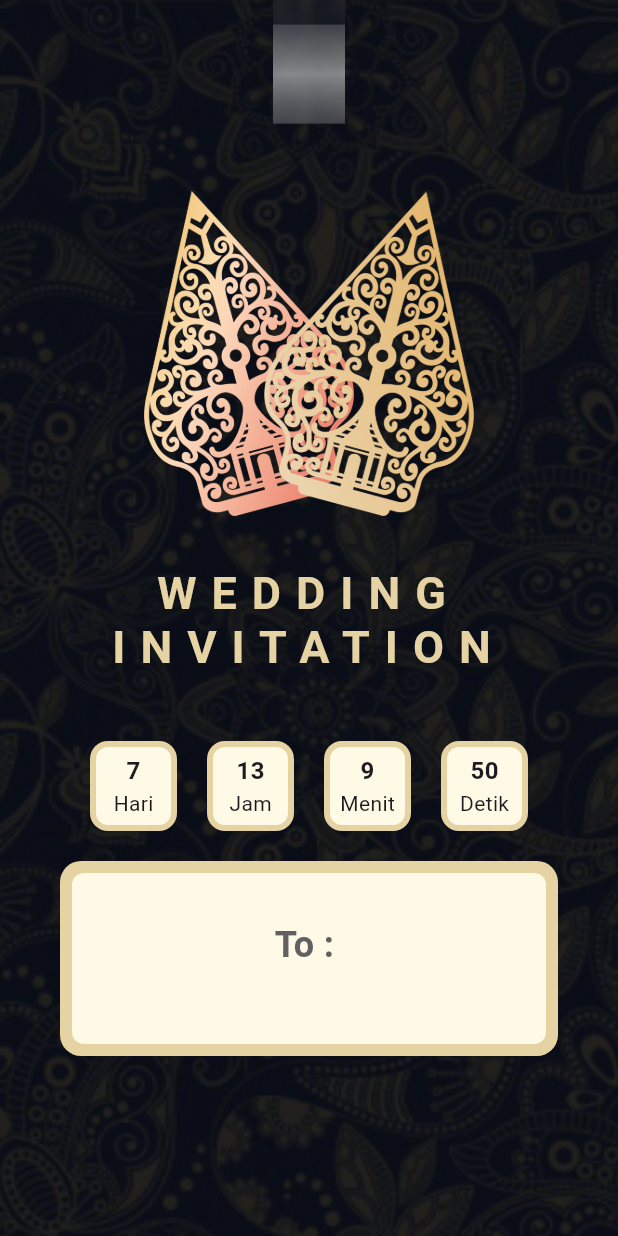
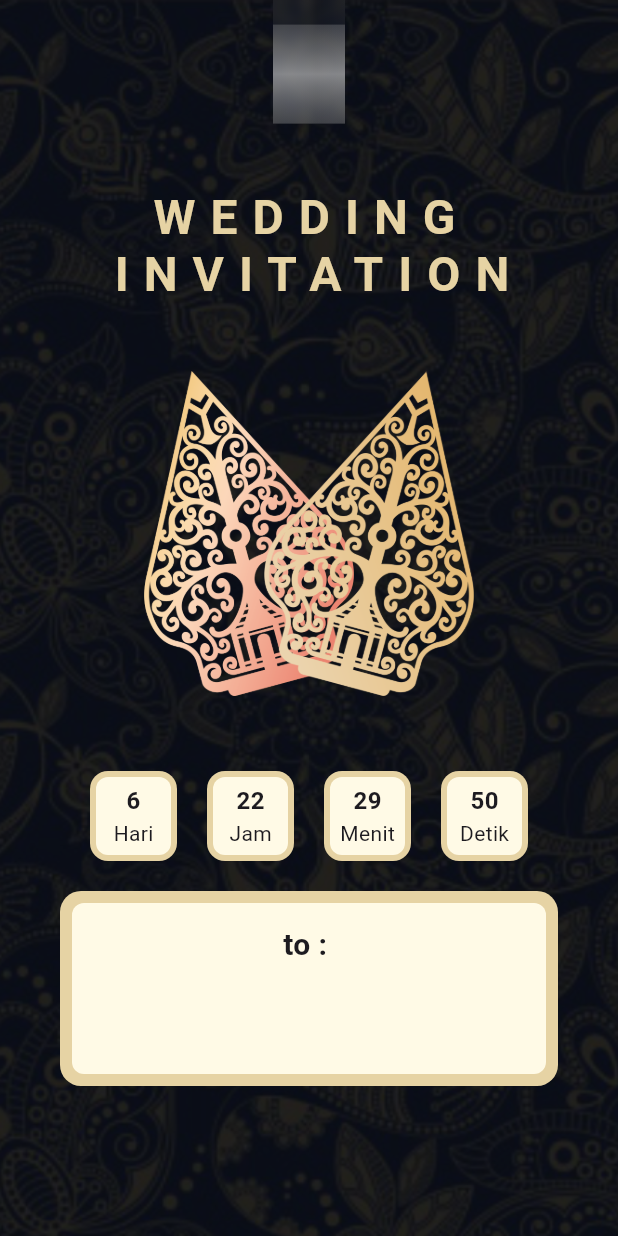
Before and after one commit to faequl96/invitation_app, a Flutter app: the screen it shows after launch, after a tap on "Buka Segel Undangan", on a phone screen of 412 x 824 dp. Run offline on Flutter 3.47's test engine with Material 3 defaults, Android fonts, the phone set to English and light mode, and no system bars.

Commit message:
page1 & some adjustment

```diff
--- a/lib/app.dart
+++ b/lib/app.dart
@@ -61,7 +61,7 @@ class _AppState extends State<App> {
       home: Scaffold(
         body: Stack(
           children: [
-            const Page1(),
+            Page1(scrollValue: scrollValue),
             Container(
               height: size.height,
               width: size.width,
@@ -102,18 +102,21 @@ class _AppState extends State<App> {
               child: const RightBackground(isTransparent: true),
             ),
             Positioned(
-              bottom: 350 - (scrollValue / 14),
+              bottom: 600 + (scrollValue / 14),
               child: SizedBox(
                 width: size.width,
                 height: 120,
-                child: Center(
-                  child: Opacity(
+                child: Row(
+                  mainAxisAlignment: MainAxisAlignment.center,
+                  children: [
+                    const SizedBox(width: 4),
+                    Opacity(
                       opacity: flashValue,
                       child: const Text(
                         "WEDDING\nINVITATION",
                         textAlign: TextAlign.center,
                         style: TextStyle(
-                        fontSize: 30,
+                          fontSize: 32,
                           fontWeight: FontWeight.bold,
                           color: Color.fromARGB(255, 230, 211, 164),
                           height: 1.2,
@@ -121,6 +124,7 @@ class _AppState extends State<App> {
                         ),
                       ),
                     ),
+                  ],
                 ),
               ),
             ),
@@ -136,7 +140,7 @@ class _AppState extends State<App> {
                   ? dCScrollValue2.yMove
                   : dCScrollValue2.yMove < 40
                       ? 40
-                      : 270,
+                      : 250,
               child: const CountDown(unitTimeType: UnitTimeType.Hour),
             ),
             Positioned(
@@ -151,7 +155,7 @@ class _AppState extends State<App> {
                   ? dCScrollValue2.yMove
                   : dCScrollValue2.yMove < 40
                       ? 40
-                      : 270,
+                      : 250,
               child: const CountDown(unitTimeType: UnitTimeType.Minute),
             ),
             Positioned(
@@ -166,7 +170,7 @@ class _AppState extends State<App> {
                   ? dCScrollValue1.yMove
                   : dCScrollValue1.yMove < 40
                       ? 40
-                      : 270,
+                      : 250,
               child: const CountDown(unitTimeType: UnitTimeType.Second),
             ),
             Positioned(
@@ -181,7 +185,7 @@ class _AppState extends State<App> {
                   ? dCScrollValue1.yMove
                   : dCScrollValue1.yMove < 40
                       ? 40
-                      : 270,
+                      : 250,
               child: const CountDown(unitTimeType: UnitTimeType.Day),
             ),
             if (scrollValue == 0)
@@ -192,11 +196,10 @@ class _AppState extends State<App> {
                   height: 60,
                   child: Center(
                     child: Text(
-                      "To : $_toName",
-                      style: TextStyle(
-                        fontSize: 24,
+                      "to : $_toName",
+                      style: const TextStyle(
+                        fontSize: 20,
                         fontWeight: FontWeight.bold,
-                        color: Colors.grey.shade700,
                       ),
                     ),
                   ),
@@ -267,10 +270,10 @@ class _AppState extends State<App> {
   void _setCountdownScrollValue() {
     final Size size = MediaQuery.of(context).size;
 
-    dCScrollValue1 = DateCountdownScrollValue(xMove: 60, yMove: 270);
+    dCScrollValue1 = DateCountdownScrollValue(xMove: 60, yMove: 250);
     dCScrollValue2 = DateCountdownScrollValue(
       xMove: 80 + ((size.width - 180) / 4),
-      yMove: 270,
+      yMove: 250,
     );
     setState(() {});
   }
@@ -287,33 +290,33 @@ class _AppState extends State<App> {
         _pageController.offset <= size.height / 3) {
       dCScrollValue1 = DateCountdownScrollValue(
         xMove: 60 + _pageController.offset,
-        yMove: 270,
+        yMove: 250,
       );
       dCScrollValue2 = DateCountdownScrollValue(
         xMove: (80 + ((size.width - 180) / 4)) + _pageController.offset,
-        yMove: 270,
+        yMove: 250,
       );
     } else if (_pageController.offset > size.height / 3 &&
         _pageController.offset <= (size.height / 3) * 2) {
       dCScrollValue1 = DateCountdownScrollValue(
         xMove: ((size.width / 2) - (((size.width - 180) / 4) / 2)),
-        yMove: 270 - (_pageController.offset - (size.height / 3)),
+        yMove: 250 - (_pageController.offset - (size.height / 3)),
       );
       dCScrollValue2 = DateCountdownScrollValue(
         xMove: ((size.width / 2) - (((size.width - 180) / 4) / 2)),
-        yMove: 270 - (_pageController.offset - (size.height / 3)),
+        yMove: 250 - (_pageController.offset - (size.height / 3)),
       );
-    } else if (_pageController.offset > size.height / 3 &&
+    } else if (_pageController.offset > (size.height / 3) * 2 &&
         _pageController.offset <= (size.height / 3) * 3) {
       dCScrollValue1 = DateCountdownScrollValue(
         xMove: ((size.width / 2) - (((size.width - 180) / 4) / 2)) -
             (_pageController.offset - ((size.height / 3) * 2)),
-        yMove: 270 - (_pageController.offset - (size.height / 3)),
+        yMove: 250 - (_pageController.offset - (size.height / 3)),
       );
       dCScrollValue2 = DateCountdownScrollValue(
         xMove: ((size.width / 2) - (((size.width - 180) / 4) / 2)) -
             (_pageController.offset - ((size.height / 3) * 2)),
-        yMove: 270 - (_pageController.offset - (size.height / 3)),
+        yMove: 250 - (_pageController.offset - (size.height / 3)),
       );
     }
 
--- a/lib/main.dart
+++ b/lib/main.dart
@@ -1,6 +1,9 @@
 import 'package:flutter/material.dart';
+import 'package:intl/date_symbol_data_local.dart';
 import 'package:invitation_app/app.dart';
 
 void main() {
+  initializeDateFormatting("id_ID");
+
   runApp(const App());
 }
--- a/lib/pages/cover_page/countdown.dart
+++ b/lib/pages/cover_page/countdown.dart
@@ -15,7 +15,7 @@ class CountDown extends StatefulWidget {
 class _CountDownState extends State<CountDown> {
   late Timer _timer;
 
-  final DateTime dateTime = DateTime(2024, 3, 10, 23, 40);
+  final DateTime dateTime = DateTime(2024, 3, 10, 9);
 
   String day = "";
   String hour = "";
--- a/lib/pages/cover_page/left_bg.dart
+++ b/lib/pages/cover_page/left_bg.dart
@@ -44,7 +44,7 @@ class LeftBackground extends StatelessWidget {
                 ),
                 Positioned(
                   right: 0,
-                  bottom: 120,
+                  bottom: 100,
                   child: Container(
                     height: 130,
                     width: size.width / 2 - 40,
@@ -88,7 +88,7 @@ class LeftBackground extends StatelessWidget {
                 ),
                 const Positioned(
                   right: -30,
-                  bottom: 480,
+                  bottom: 360,
                   child: Image(
                     width: 140,
                     fit: BoxFit.cover,
--- a/lib/pages/cover_page/right_bg.dart
+++ b/lib/pages/cover_page/right_bg.dart
@@ -50,7 +50,7 @@ class RightBackground extends StatelessWidget {
                     ? const SizedBox.shrink()
                     : Positioned(
                         left: 0,
-                        bottom: 120,
+                        bottom: 100,
                         child: Container(
                           height: 130,
                           width: size.width / 2 - 40,
@@ -99,7 +99,7 @@ class RightBackground extends StatelessWidget {
                 isTransparent == true
                     ? const Positioned(
                         left: -30,
-                        bottom: 480,
+                        bottom: 360,
                         child: Image(
                           width: 140,
                           fit: BoxFit.cover,
--- a/lib/pages/cover_page/swipe_up.dart
+++ b/lib/pages/cover_page/swipe_up.dart
@@ -14,19 +14,19 @@ class SwipeUp extends StatefulWidget {
 class _SwipeUpState extends State<SwipeUp> {
   late Timer _timer;
 
-  double arrow1 = 36;
-  double arrow2 = 50;
+  double arrow1 = 26;
+  double arrow2 = 40;
 
   bool isShowed = false;
 
   void periodic() {
     _timer = Timer.periodic(const Duration(milliseconds: 300), (timer) {
       if (timer.tick % 2 == 0) {
-        arrow1 = 166;
-        arrow2 = 180;
+        arrow1 = 116;
+        arrow2 = 130;
       } else {
-        arrow1 = 36;
-        arrow2 = 50;
+        arrow1 = 26;
+        arrow2 = 40;
         isShowed = !isShowed;
       }
 
@@ -87,7 +87,7 @@ class _SwipeUpState extends State<SwipeUp> {
                 )
               : const SizedBox.shrink(),
           const Positioned(
-            bottom: 16,
+            bottom: 12,
             child: Text(
               "Geser ke atas",
               style: TextStyle(color: Color.fromARGB(255, 230, 211, 164)),
--- a/lib/pages/page_1/page_1.dart
+++ b/lib/pages/page_1/page_1.dart
@@ -1,11 +1,18 @@
+import 'package:intl/intl.dart';
 import 'package:flutter/material.dart';
 
 class Page1 extends StatelessWidget {
-  const Page1({super.key});
+  Page1({super.key, required this.scrollValue});
+
+  final double scrollValue;
+
+  final DateTime _dateTime = DateTime(2024, 3, 10, 9);
 
   @override
   Widget build(BuildContext context) {
     final Size size = MediaQuery.of(context).size;
+
+    final DateFormat dateFormater = DateFormat("EEEE, dd MMM yyyy", "id_ID");
 
     return Container(
       height: size.height,
@@ -13,8 +20,123 @@ class Page1 extends StatelessWidget {
       decoration: const BoxDecoration(
         image: DecorationImage(
           fit: BoxFit.cover,
-          image: AssetImage("assets/tes.png"),
+          image: AssetImage("assets/default_bg.png"),
         ),
+      ),
+      child: Stack(
+        children: [
+          Positioned(
+            bottom: 250,
+            child: Container(
+              width: size.width - 60,
+              height: size.width - 60,
+              margin: const EdgeInsets.symmetric(horizontal: 30),
+              decoration: const BoxDecoration(
+                image: DecorationImage(
+                  fit: BoxFit.fitWidth,
+                  image: AssetImage("assets/unifying_frame.png"),
+                ),
+              ),
+              child: Stack(
+                children: [
+                  scrollValue > size.height - 70
+                      ? AnimatedPositioned(
+                          duration: const Duration(milliseconds: 500),
+                          top: 90,
+                          left: scrollValue > size.height - 50 ? -30 : 60,
+                          child: SizedBox(
+                            height: 60,
+                            width: size.width,
+                            child: const Center(
+                              child: Text(
+                                "Betina",
+                                style: TextStyle(
+                                  fontFamily: "BrushScriptMT",
+                                  fontSize: 50,
+                                  fontWeight: FontWeight.bold,
+                                  color: Color.fromARGB(255, 230, 211, 164),
+                                ),
+                              ),
+                            ),
+                          ),
+                        )
+                      : const SizedBox.shrink(),
+                  scrollValue > size.height - 20
+                      ? Positioned(
+                          top: 134,
+                          left: -34,
+                          child: SizedBox(
+                            height: 80,
+                            width: size.width,
+                            child: Center(
+                              child: AnimatedOpacity(
+                                duration: const Duration(milliseconds: 300),
+                                opacity: scrollValue > size.height - 1 ? 1 : 0,
+                                child: const Text(
+                                  "&",
+                                  style: TextStyle(
+                                    fontFamily: "BrushScriptMT",
+                                    fontSize: 56,
+                                    fontWeight: FontWeight.bold,
+                                    color: Color.fromARGB(255, 230, 211, 164),
+                                  ),
+                                ),
+                              ),
+                            ),
+                          ),
+                        )
+                      : const SizedBox.shrink(),
+                  scrollValue > size.height - 70
+                      ? AnimatedPositioned(
+                          duration: const Duration(milliseconds: 500),
+                          top: 190,
+                          right: scrollValue > size.height - 50 ? -36 : 66,
+                          child: SizedBox(
+                            height: 60,
+                            width: size.width,
+                            child: const Center(
+                              child: Text(
+                                "Jantan",
+                                style: TextStyle(
+                                  fontFamily: "BrushScriptMT",
+                                  fontSize: 50,
+                                  fontWeight: FontWeight.bold,
+                                  color: Color.fromARGB(255, 230, 211, 164),
+                                ),
+                              ),
+                            ),
+                          ),
+                        )
+                      : const SizedBox.shrink(),
+                ],
+              ),
+            ),
+          ),
+          scrollValue > size.height - 70
+              ? AnimatedPositioned(
+                  duration: const Duration(milliseconds: 500),
+                  bottom: scrollValue > size.height - 50 ? 120 : 50,
+                  child: AnimatedOpacity(
+                    duration: const Duration(milliseconds: 500),
+                    opacity: scrollValue > size.height - 50 ? 1 : 0.1,
+                    child: SizedBox(
+                      height: 30,
+                      width: size.width,
+                      child: Center(
+                        child: Text(
+                          dateFormater.format(_dateTime),
+                          style: const TextStyle(
+                            fontWeight: FontWeight.bold,
+                            fontSize: 22,
+                            color: Colors.white,
+                          ),
+                        ),
+                      ),
+                    ),
+                  ),
+                )
+              : const SizedBox.shrink(),
+        ],
       ),
     );
   }
--- a/pubspec.yaml
+++ b/pubspec.yaml
@@ -9,6 +9,7 @@ environment:
 dependencies:
   flutter:
     sdk: flutter
+  intl: ^0.18.1
 
 dev_dependencies:
   flutter_test:
@@ -20,3 +21,8 @@ flutter:
 
   assets:
     - assets/
+
+  fonts:
+    - family: BrushScriptMT
+      fonts:
+        - asset: fonts/Brush-Script-MT-Regular.ttf
```
Also changed, not shown: assets/and.png (added), assets/default_bg.png (added), assets/future_husband_name.png (added), assets/future_wife_name.png (added), assets/unifying_frame.png (added), assets/wedding_of.png (added), fonts/Brush-Script-MT-Regular.ttf (added), pubspec.lock. Lines whose indentation alone changed are shown as unchanged.
